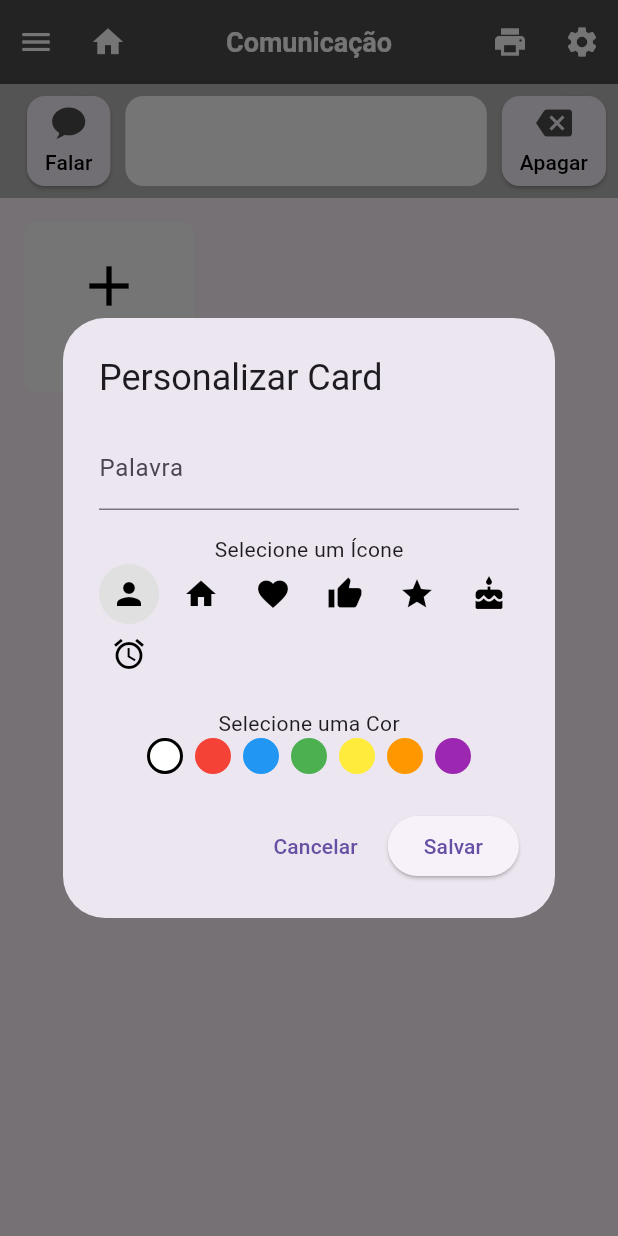
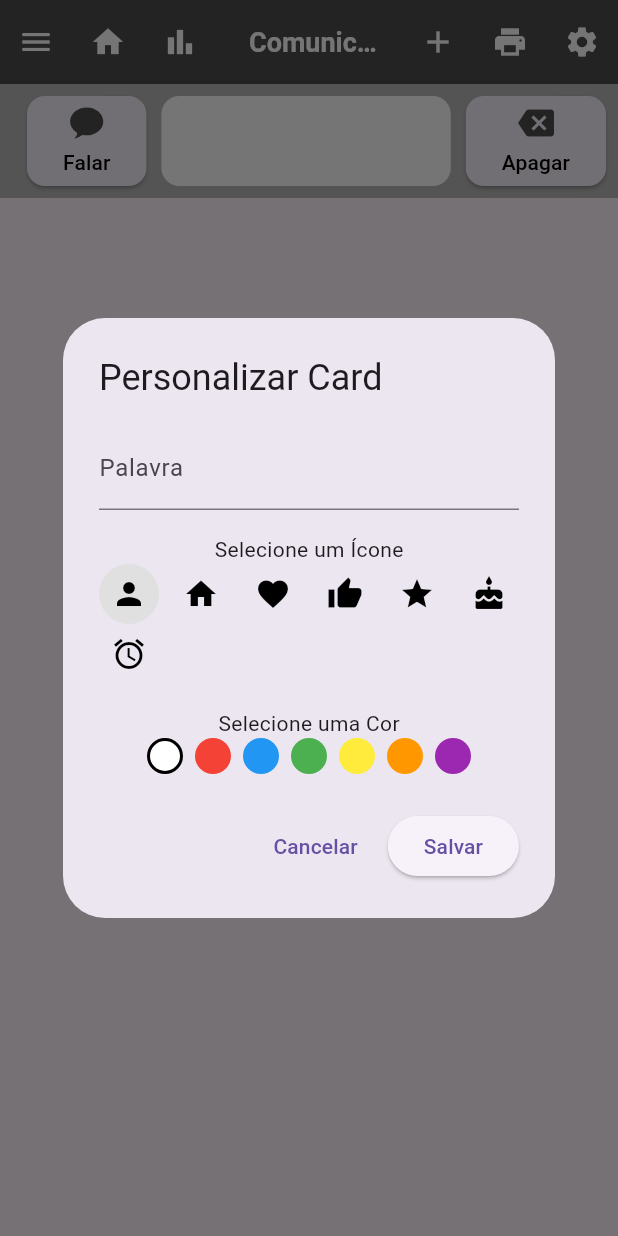
Before and after one commit to GaaDias/Aplicativo_CAA, a Flutter app: the screen it shows after launch, after a tap on the "add" icon, on a phone screen of 412 x 824 dp. Run offline on Flutter 3.47's test engine with Material 3 defaults, Android fonts, the phone set to English and light mode, and no system bars; drawn by our look-alikes of reorderable_grid_view; our stand-ins replace flutter_svg, flutter_tts.

Commit message:
Update reorder, addCard, appBar

```diff
--- a/lib/screens/communication.dart
+++ b/lib/screens/communication.dart
@@ -30,25 +30,25 @@ class Communication extends StatefulWidget {
 
 class _CommunicationState extends State<Communication> {
   final GlobalKey _parentContainerKey = GlobalKey();
-  final FlutterTts flutterTts = FlutterTts(); // Inicializa o TTS
+  final FlutterTts flutterTts = FlutterTts();
 
   @override
   void initState() {
     super.initState();
-    _configureTts(); // Configura o TTS ao iniciar
+    _configureTts();
   }
 
   void _configureTts() async {
     await flutterTts.setLanguage("pt-BR");
     await flutterTts.setVoice({"name": "pt-br-x-afs-network", "locale": "pt-BR"});
-    flutterTts.setSpeechRate(0.5); // velocidade de fala
-    flutterTts.setVolume(2.0); // volume
-    flutterTts.setPitch(1.0); // tom da voz
+    flutterTts.setSpeechRate(0.5);
+    flutterTts.setVolume(1.0);
+    flutterTts.setPitch(1.0);
   }
 
   @override
   void dispose() {
-    flutterTts.stop(); // Para o TTS se estiver falando
+    flutterTts.stop();
     super.dispose();
   }
 
@@ -56,20 +56,20 @@ class _CommunicationState extends State<Communication> {
     String text = widget.selectedWords.join(" ");
     if (text.isNotEmpty) {
       await flutterTts.speak(text);
-    } else {
-      print("Nada para falar.");
     }
+  }
+
+  void _addNewCard(String label, IconData icon, Color color) {
+    setState(() {
+      widget.buttons.insert(0, Cards(label, color, icon)); // Adiciona o novo card na primeira posição
+    });
   }
 
   @override
   Widget build(BuildContext context) {
     final double screenWidth = MediaQuery.of(context).size.width;
     final double menuWidth = screenWidth > 800 ? screenWidth * 0.2 : screenWidth * 0.3;
-
-    // Define o número de colunas para o grid de acordo com a largura da tela
     final int crossAxisCount = screenWidth > 800 ? 5 : 3;
-
-    // Define o tamanho do card para calcular tamanhos responsivos
     final double cardWidth = (screenWidth - 32 - ((crossAxisCount - 1) * 20)) / crossAxisCount;
 
     return Column(
@@ -86,7 +86,6 @@ class _CommunicationState extends State<Communication> {
                 onPressed: _speakContainerContent,
                 style: ElevatedButton.styleFrom(
                   minimumSize: Size(screenWidth * 0.12, 60),
-                  padding: EdgeInsets.symmetric(horizontal: 12),
                   shape: RoundedRectangleBorder(
                     borderRadius: BorderRadius.circular(12),
                   ),
@@ -98,7 +97,8 @@ class _CommunicationState extends State<Communication> {
                       'assets/icons/f7--chat-bubble-fill.svg',
                       width: 24,
                       height: 24,
-                      color: Color(0xFF4C4C4C)),
+                      color: const Color(0xFF4C4C4C),
+                    ),
                     const SizedBox(height: 4),
                     const Text("Falar", style: TextStyle(color: Colors.black)),
                   ],
@@ -127,7 +127,6 @@ class _CommunicationState extends State<Communication> {
                 onPressed: widget.clearWords,
                 style: ElevatedButton.styleFrom(
                   minimumSize: Size(screenWidth * 0.12, 60),
-                  padding: EdgeInsets.symmetric(horizontal: 12),
                   shape: RoundedRectangleBorder(
                     borderRadius: BorderRadius.circular(12),
                   ),
@@ -135,7 +134,7 @@ class _CommunicationState extends State<Communication> {
                 child: Column(
                   mainAxisSize: MainAxisSize.min,
                   children: [
-                    Icon(Icons.backspace, color: Color(0xFF4C4C4C), size: 24),
+                    const Icon(Icons.backspace, color: Color(0xFF4C4C4C), size: 24),
                     const SizedBox(height: 4),
                     const Text("Apagar", style: TextStyle(color: Colors.black)),
                   ],
@@ -165,13 +164,13 @@ class _CommunicationState extends State<Communication> {
                           crossAxisAlignment: CrossAxisAlignment.start,
                           children: [
                             ListTile(
-                              leading: Icon(Icons.settings),
-                              title: Text("Settings"),
+                              leading: const Icon(Icons.settings),
+                              title: const Text("Settings"),
                               onTap: widget.toggleMenu,
                             ),
                             ListTile(
-                              leading: Icon(Icons.info),
-                              title: Text("About"),
+                              leading: const Icon(Icons.info),
+                              title: const Text("About"),
                               onTap: widget.toggleMenu,
                             ),
                           ],
@@ -194,23 +193,17 @@ class _CommunicationState extends State<Communication> {
                       return CardsWidget(
                         key: ValueKey(card),
                         button: card,
-                        iconSize: cardWidth * 0.4, // Ícone responsivo
-                        fontSize: cardWidth * 0.15, // Fonte responsiva
+                        iconSize: cardWidth * 0.4,
+                        fontSize: cardWidth * 0.15,
                         onTap: () {
-                          if (card.icon == Icons.add) {
-                            widget.addNewCard();
-                          } else {
-                            widget.addWord(card.label);
-                          }
+                          widget.addWord(card.label);
                         },
                       );
                     },
                     onReorder: (oldIndex, newIndex) {
-                      if (widget.buttons[oldIndex].icon == Icons.add || newIndex >= widget.buttons.length - 1) return;
-
                       setState(() {
                         final card = widget.buttons.removeAt(oldIndex);
-                        widget.buttons.insert(newIndex, card);
+                        widget.buttons.insert(newIndex, card); // Reordena livremente
                       });
                     },
                   ),
--- a/lib/screens/home_page.dart
+++ b/lib/screens/home_page.dart
@@ -2,6 +2,7 @@ import 'package:flutter/material.dart';
 import '../models/cards.dart';
 import 'communication.dart';
 import 'settings.dart';
+import 'historyScreen.dart';
 
 class HomePage extends StatefulWidget {
   @override
@@ -9,7 +10,7 @@ class HomePage extends StatefulWidget {
 }
 
 class _HomePageState extends State<HomePage> {
-  List<Cards> buttons = [Cards("", Colors.white, Icons.add)]; // Apenas o ícone de "+"
+  List<Cards> buttons = []; // Lista de cards
 
   List<String> selectedWords = [];
   int _selectedIndex = 0;
@@ -37,6 +38,15 @@ class _HomePageState extends State<HomePage> {
     setState(() {
       _selectedIndex = index;
     });
+  }
+
+  void _navigateToHistory() {
+    Navigator.push(
+      context,
+      MaterialPageRoute(
+        builder: (context) => HistoryScreen(),
+      ),
+    );
   }
 
   void _addNewCard() {
@@ -135,10 +145,7 @@ class _HomePageState extends State<HomePage> {
                   onPressed: () {
                     if (label.isNotEmpty) {
                       setState(() {
-                        buttons.insert(
-                          buttons.length - 1,
-                          Cards(label, selectedColor, selectedIcon),
-                        );
+                        buttons.insert(0, Cards(label, selectedColor, selectedIcon)); // Adiciona na primeira posição
                       });
                       Navigator.of(context).pop(); // Fecha o pop-up após salvar
                     }
@@ -161,7 +168,7 @@ class _HomePageState extends State<HomePage> {
         iconTheme: const IconThemeData(
           color: Colors.white,
         ),
-        leadingWidth: 100,
+        leadingWidth: 150,
         leading: Row(
           mainAxisSize: MainAxisSize.min,
           children: [
@@ -177,6 +184,11 @@ class _HomePageState extends State<HomePage> {
               },
               tooltip: 'Home',
             ),
+            IconButton(
+              icon: const Icon(Icons.bar_chart), // Ícone de evolução
+              onPressed: _navigateToHistory,
+              tooltip: 'Histórico e Evolução',
+            ),
           ],
         ),
         title: Text(
@@ -189,6 +201,11 @@ class _HomePageState extends State<HomePage> {
         ),
         centerTitle: true,
         actions: [
+          IconButton(
+            icon: const Icon(Icons.add), // Ícone de adicionar card
+            onPressed: _addNewCard,
+            tooltip: 'Criar Card',
+          ),
           IconButton(
             icon: const Icon(Icons.print),
             onPressed: () {
```
Also changed, not shown: lib/screens/historyScreen.dart (added, +68 -0 lines).
